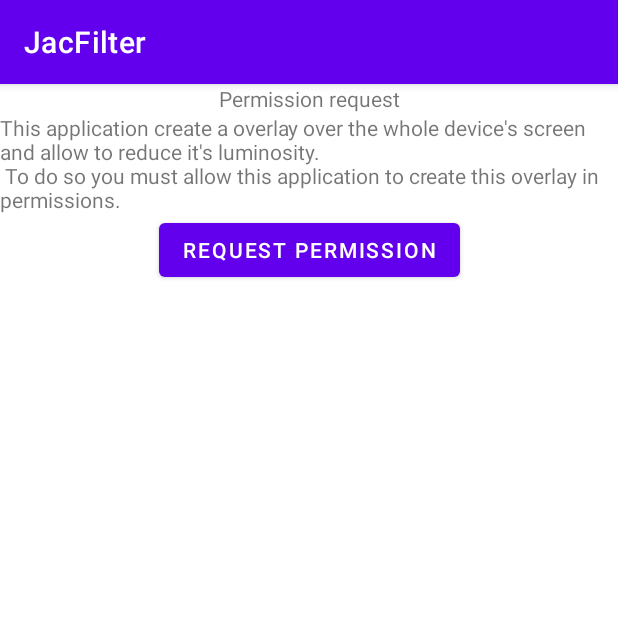
After one commit to JacquelinLouis/JacFilter, an Android app: the fragment PermissionRequestFragment shown on its own in the app's theme, on a phone screen of 412 x 824 dp, the top half of it. The commit adds this screen. Run offline under Robolectric (Android 15) with nearby library versions, the phone set to English and light mode, and no system bars.

Commit message:
Fix permission access

```diff
--- /dev/null
+++ b/app/src/main/java/com/jac/jacfilter/PermissionRequestFragment.kt
@@ -0,0 +1,20 @@
+package com.jac.jacfilter
+
+import android.content.Intent
+import android.os.Bundle
+import android.provider.Settings.ACTION_MANAGE_OVERLAY_PERMISSION
+import android.view.View
+import android.widget.Button
+import androidx.fragment.app.Fragment
+
+/** Explain to user why the permission is required. */
+class PermissionRequestFragment: Fragment(R.layout.fragment_request_permission) {
+
+    override fun onViewCreated(view: View, savedInstanceState: Bundle?) {
+        super.onViewCreated(view, savedInstanceState)
+        view.findViewById<Button>(R.id.fragment_request_permission_button_text_view).setOnClickListener {
+            // requestPermissionLauncher.launch(SYSTEM_ALERT_WINDOW)
+            requireActivity().startActivity(Intent(ACTION_MANAGE_OVERLAY_PERMISSION))
+        }
+    }
+}
--- /dev/null
+++ b/app/src/main/res/layout/fragment_request_permission.xml
@@ -0,0 +1,34 @@
+<?xml version="1.0" encoding="utf-8"?>
+<androidx.constraintlayout.widget.ConstraintLayout xmlns:android="http://schemas.android.com/apk/res/android"
+    android:layout_width="match_parent"
+    android:layout_height="match_parent"
+    xmlns:app="http://schemas.android.com/apk/res-auto">
+
+    <TextView
+        android:id="@+id/fragment_request_permission_title_text_view"
+        android:layout_width="wrap_content"
+        android:layout_height="wrap_content"
+        android:text="@string/request_permission_title_text"
+        app:layout_constraintTop_toTopOf="parent"
+        app:layout_constraintStart_toStartOf="parent"
+        app:layout_constraintEnd_toEndOf="parent" />
+
+    <TextView
+        android:id="@+id/fragment_request_permission_content_text_view"
+        android:layout_width="wrap_content"
+        android:layout_height="wrap_content"
+        android:text="@string/request_permission_content_text"
+        app:layout_constraintTop_toBottomOf="@id/fragment_request_permission_title_text_view"
+        app:layout_constraintStart_toStartOf="parent"
+        app:layout_constraintEnd_toEndOf="parent"/>
+
+    <Button
+        android:id="@+id/fragment_request_permission_button_text_view"
+        android:layout_width="wrap_content"
+        android:layout_height="wrap_content"
+        android:text="@string/request_permission_button_text"
+        app:layout_constraintTop_toBottomOf="@id/fragment_request_permission_content_text_view"
+        app:layout_constraintStart_toStartOf="parent"
+        app:layout_constraintEnd_toEndOf="parent" />
+
+</androidx.constraintlayout.widget.ConstraintLayout>
--- a/app/src/main/res/values/config.xml
+++ b/app/src/main/res/values/config.xml
@@ -3,5 +3,5 @@
     <!-- Default opacity activation, mainly for test purpose. -->
     <bool name="default_opacity_activation">true</bool>
     <!-- Default screen opacity. -->
-    <integer name="default_opacity">0</integer>
+    <integer name="default_opacity">50</integer>
 </resources>
--- a/app/src/main/res/values/strings.xml
+++ b/app/src/main/res/values/strings.xml
@@ -5,4 +5,11 @@
     <string name="notification_title">JacFilter</string>
     <string name="notification_message">Filter is running</string>
     <string name="permission_denial_text">Please, allow the application to create an overlay</string>
+    <string name="request_permission_title_text">Permission request</string>
+    <string name="request_permission_content_text">
+        This application create a overlay over the whole device\'s screen and allow to reduce it\'s
+        luminosity.\n
+        To do so you must allow this application to create this overlay in permissions.
+    </string>
+    <string name="request_permission_button_text">Request permission</string>
 </resources>
```
Also changed, not shown: app/src/main/java/com/jac/jacfilter/MainActivity.kt (+17 -77 lines), app/src/main/java/com/jac/jacfilter/filter/FilterSettingsFragment.kt (added, +72 -0 lines), app/src/main/java/com/jac/jacfilter/filter/FilterViewModel.kt (+5 -6 lines), app/src/main/res/layout/activity_main.xml (+6 -33 lines), app/src/main/res/layout/fragment_filter_settings.xml (added, +45 -0 lines).
